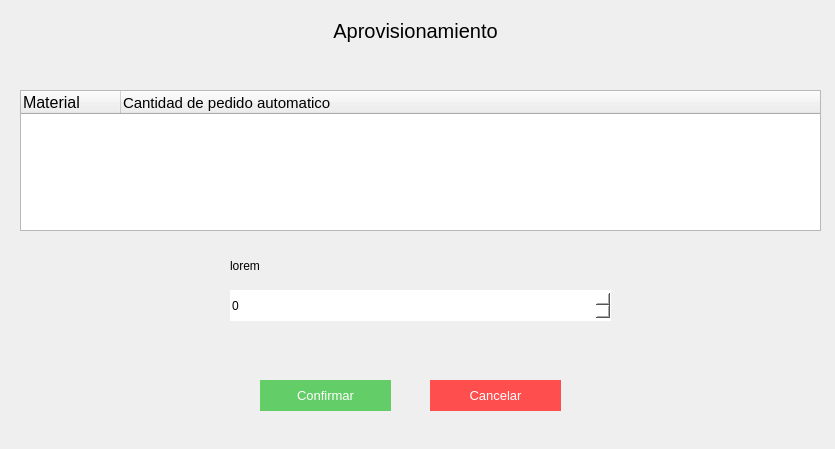
Before: the Qt Designer form Pantallas UI/Materiales/aprovisionamiento/aprovisionamiento.ui in AlemFernandez786/Scabox, drawn with Qt 5.
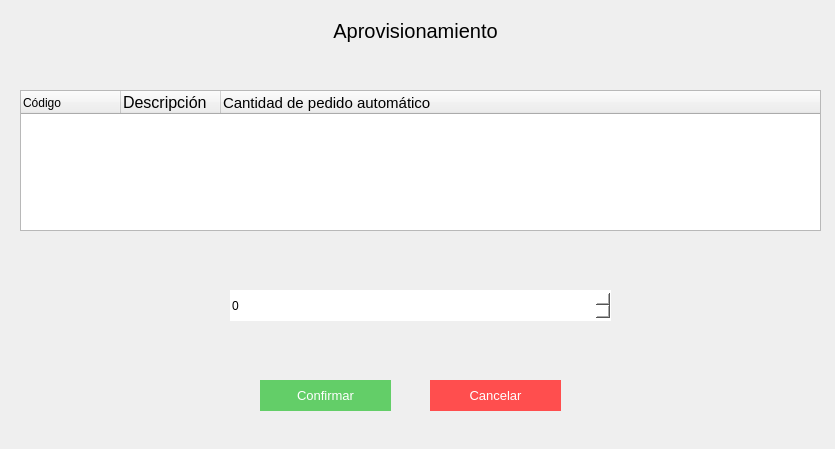
After: the same form once the commit is applied.

Commit message: Modificada pantalla aprovisionamiento

What changed in the file:
```diff
--- a/Pantallas UI/Materiales/aprovisionamiento/aprovisionamiento.ui
+++ b/Pantallas UI/Materiales/aprovisionamiento/aprovisionamiento.ui
@@ -82,7 +82,12 @@
    </property>
    <column>
     <property name="text">
-     <string>Material</string>
+     <string>Código</string>
+    </property>
+   </column>
+   <column>
+    <property name="text">
+     <string>Descripción</string>
     </property>
     <property name="font">
      <font>
@@ -92,7 +97,7 @@
    </column>
    <column>
     <property name="text">
-     <string>Cantidad de pedido automatico</string>
+     <string>Cantidad de pedido automático</string>
     </property>
     <property name="font">
      <font>
@@ -133,7 +138,7 @@
 text-align:center;</string>
    </property>
    <property name="text">
-    <string>lorem</string>
+    <string/>
    </property>
   </widget>
  </widget>
```
The commit also changes 1 other file.
